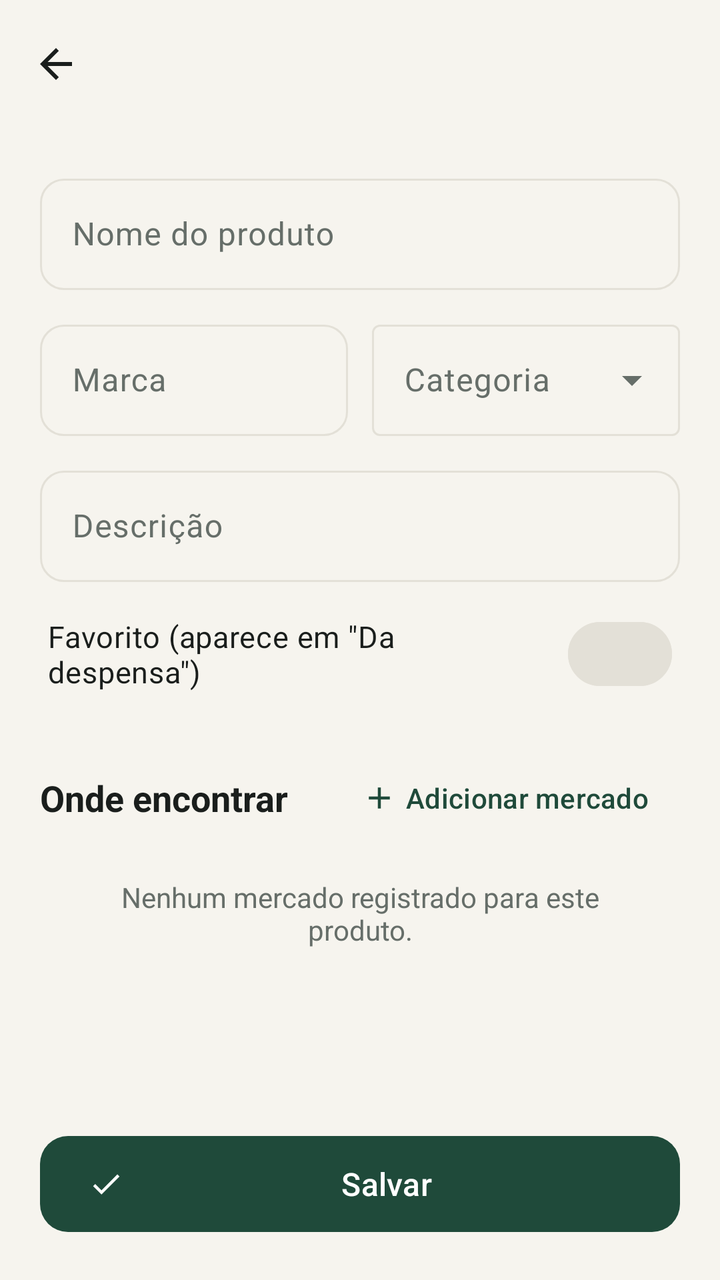
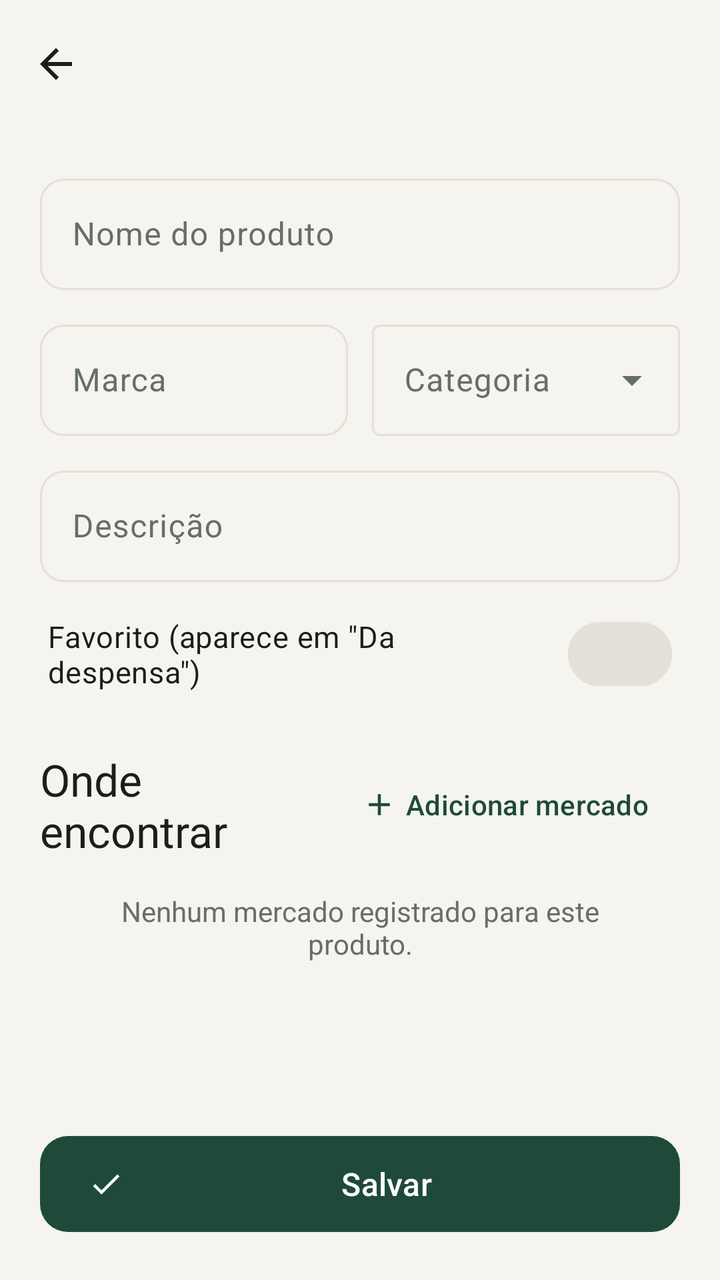

Two renders of the same Android screen: before a commit and after it. Below are the layout's source before the change and the commit's diff.
<!-- AndroidManifest.xml: application theme Theme.Spesa -->
<!-- res/layout/activity_produto_form.xml -->
<?xml version="1.0" encoding="utf-8"?>
<LinearLayout xmlns:android="http://schemas.android.com/apk/res/android"
    xmlns:app="http://schemas.android.com/apk/res-auto"
    android:layout_width="match_parent"
    android:layout_height="match_parent"
    android:background="@color/fundo"
    android:orientation="vertical">

    <com.google.android.material.appbar.MaterialToolbar
        android:id="@+id/toolbar"
        style="@style/Spesa.Toolbar"
        android:layout_width="match_parent"
        android:layout_height="?attr/actionBarSize"
        app:navigationIcon="@drawable/ic_back" />

    <ScrollView
        android:layout_width="match_parent"
        android:layout_height="0dp"
        android:layout_weight="1">

        <LinearLayout
            android:layout_width="match_parent"
            android:layout_height="wrap_content"
            android:orientation="vertical"
            android:padding="20dp">

            <com.google.android.material.textfield.TextInputLayout
                style="@style/Spesa.Campo"
                android:layout_width="match_parent"
                android:layout_height="wrap_content"
                android:hint="@string/nome_do_produto">

                <com.google.android.material.textfield.TextInputEditText
                    android:id="@+id/campoNome"
                    android:layout_width="match_parent"
                    android:layout_height="wrap_content"
                    android:inputType="textCapSentences"
                    android:maxLines="1" />
            </com.google.android.material.textfield.TextInputLayout>

            <LinearLayout
                android:layout_width="match_parent"
                android:layout_height="wrap_content"
                android:layout_marginTop="12dp"
                android:orientation="horizontal">

                <com.google.android.material.textfield.TextInputLayout
                    style="@style/Spesa.Campo"
                    android:layout_width="0dp"
                    android:layout_height="wrap_content"
                    android:layout_weight="1"
                    android:hint="@string/marca">

                    <com.google.android.material.textfield.TextInputEditText
                        android:id="@+id/campoMarca"
                        android:layout_width="match_parent"
                        android:layout_height="wrap_content"
                        android:inputType="textCapWords"
                        android:maxLines="1" />
                </com.google.android.material.textfield.TextInputLayout>

                <com.google.android.material.textfield.TextInputLayout
                    style="@style/Widget.Material3.TextInputLayout.OutlinedBox.ExposedDropdownMenu"
                    android:layout_width="0dp"
                    android:layout_height="wrap_content"
                    android:layout_marginStart="12dp"
                    android:layout_weight="1"
                    android:hint="@string/categoria">

                    <com.google.android.material.textfield.MaterialAutoCompleteTextView
                        android:id="@+id/campoCategoria"
                        android:layout_width="match_parent"
                        android:layout_height="wrap_content"
                        android:inputType="none" />
                </com.google.android.material.textfield.TextInputLayout>
            </LinearLayout>

            <com.google.android.material.textfield.TextInputLayout
                style="@style/Spesa.Campo"
                android:layout_width="match_parent"
                android:layout_height="wrap_content"
                android:layout_marginTop="12dp"
                android:hint="@string/descricao">

                <com.google.android.material.textfield.TextInputEditText
                    android:id="@+id/campoDescricao"
                    android:layout_width="match_parent"
                    android:layout_height="wrap_content"
                    android:inputType="textCapSentences|textMultiLine"
                    android:maxLines="3" />
            </com.google.android.material.textfield.TextInputLayout>

            <com.google.android.material.materialswitch.MaterialSwitch
                android:id="@+id/trocaFavorito"
                android:layout_width="match_parent"
                android:layout_height="wrap_content"
                android:layout_marginTop="12dp"
                android:paddingStart="4dp"
                android:paddingEnd="4dp"
                android:text="@string/favorito"
                android:textColor="@color/texto"
                android:textSize="15sp" />

            
            <LinearLayout
                android:layout_width="match_parent"
                android:layout_height="wrap_content"
                android:layout_marginTop="24dp"
                android:gravity="center_vertical"
                android:orientation="horizontal">

                <TextView
                    android:layout_width="0dp"
                    android:layout_height="wrap_content"
                    android:layout_weight="1"
                    android:text="@string/onde_encontrar"
                    android:textColor="@color/texto"
                    android:textSize="18sp"
                    android:textStyle="bold" />

                <com.google.android.material.button.MaterialButton
                    android:id="@+id/botaoAdicionarPreco"
                    style="@style/Widget.Material3.Button.TextButton.Icon"
                    android:layout_width="wrap_content"
                    android:layout_height="wrap_content"
                    android:text="@string/adicionar_mercado"
                    app:icon="@drawable/ic_add" />
            </LinearLayout>

            <androidx.recyclerview.widget.RecyclerView
                android:id="@+id/listaPrecos"
                android:layout_width="match_parent"
                android:layout_height="wrap_content"
                android:nestedScrollingEnabled="false" />

            <TextView
                android:id="@+id/textoSemPrecos"
                android:layout_width="match_parent"
                android:layout_height="wrap_content"
                android:padding="16dp"
                android:gravity="center"
                android:text="@string/sem_precos"
                android:textColor="@color/texto_suave"
                android:textSize="14sp" />
        </LinearLayout>
    </ScrollView>

    <com.google.android.material.button.MaterialButton
        android:id="@+id/botaoSalvar"
        android:layout_width="match_parent"
        android:layout_height="56dp"
        android:layout_margin="20dp"
        android:text="@string/salvar"
        android:textSize="16sp"
        app:cornerRadius="14dp"
        app:icon="@drawable/ic_check" />
</LinearLayout>
<!-- resources referenced by this layout -->
<resources>
  <color name="fundo">#F6F4EE</color>
  <color name="texto">#1A1E1C</color>
  <color name="texto_suave">#666E69</color>
  <!-- drawable ic_add (drawable) -->
  <vector xmlns:android="http://schemas.android.com/apk/res/android"
      android:width="24dp" android:height="24dp"
      android:viewportWidth="24" android:viewportHeight="24"
      android:tint="?attr/colorControlNormal">
      <path android:fillColor="@android:color/white" android:pathData="M19,13h-6v6h-2v-6H5v-2h6V5h2v6h6v2z"/>
  </vector>
  <!-- drawable ic_back (drawable) -->
  <vector xmlns:android="http://schemas.android.com/apk/res/android"
      android:width="24dp" android:height="24dp"
      android:viewportWidth="24" android:viewportHeight="24"
      android:tint="?attr/colorControlNormal">
      <path android:fillColor="@android:color/white" android:pathData="M20,11H7.83l5.59,-5.59L12,4l-8,8 8,8 1.41,-1.41L7.83,13H20v-2z"/>
  </vector>
  <!-- drawable ic_check (drawable) -->
  <vector xmlns:android="http://schemas.android.com/apk/res/android"
      android:width="24dp" android:height="24dp"
      android:viewportWidth="24" android:viewportHeight="24"
      android:tint="?attr/colorControlNormal">
      <path android:fillColor="@android:color/white" android:pathData="M9,16.17L4.83,12l-1.42,1.41L9,19 21,7l-1.41,-1.41z"/>
  </vector>
  <string name="adicionar_mercado">Adicionar mercado</string>
  <string name="categoria">Categoria</string>
  <string name="descricao">Descrição</string>
  <string name="favorito">Favorito (aparece em \"Da despensa\")</string>
  <string name="marca">Marca</string>
  <string name="nome_do_produto">Nome do produto</string>
  <string name="onde_encontrar">Onde encontrar</string>
  <string name="salvar">Salvar</string>
  <string name="sem_precos">Nenhum mercado registrado para este produto.</string>
  <style name="Spesa.Campo" parent="Widget.Material3.TextInputLayout.OutlinedBox">
          <item name="boxCornerRadiusTopStart">12dp</item>
          <item name="boxCornerRadiusTopEnd">12dp</item>
          <item name="boxCornerRadiusBottomStart">12dp</item>
          <item name="boxCornerRadiusBottomEnd">12dp</item>
      </style>
  <style name="Spesa.Toolbar" parent="Widget.Material3.Toolbar">
          <item name="android:background">@color/fundo</item>
          <item name="titleTextColor">@color/texto</item>
          <item name="navigationIconTint">@color/texto</item>
      </style>
  <color name="primaria">#1F4A3A</color>
  <color name="sobre_primaria">#FFFFFF</color>
  <color name="primaria_clara">#DCE7E0</color>
  <color name="primaria_escura">#122E24</color>
  <color name="superficie">#FFFFFF</color>
  <color name="borda">#E3E0D7</color>
  <!-- unchanged entries left out for length: 1 -->
</resources>

<!-- the commit's change to res/layout/activity_produto_form.xml (unified diff, before → after) -->
@@ -115,8 +115,8 @@
                     android:layout_weight="1"
                     android:text="@string/onde_encontrar"
                     android:textColor="@color/texto"
-                    android:textSize="18sp"
-                    android:textStyle="bold" />
+                    android:textSize="22sp"
+                    android:fontFamily="@font/playfair_display" />
 
                 <com.google.android.material.button.MaterialButton
                     android:id="@+id/botaoAdicionarPreco"
<!-- resource entries referenced after the edit -->
@@ -41,8 +41,15 @@
       </style>
   <style name="Spesa.Toolbar" parent="Widget.Material3.Toolbar">
           <item name="android:background">@color/fundo</item>
+          <item name="titleTextAppearance">@style/Spesa.Titulo</item>
           <item name="titleTextColor">@color/texto</item>
           <item name="navigationIconTint">@color/texto</item>
+      </style>
+  <style name="Spesa.Titulo" parent="TextAppearance.Material3.HeadlineSmall">
+          <item name="fontFamily">@font/playfair_display</item>
+          <item name="android:fontFamily">@font/playfair_display</item>
+          <item name="android:textColor">@color/texto</item>
+          <item name="android:textSize">24sp</item>
       </style>
   <color name="primaria">#1F4A3A</color>
   <color name="sobre_primaria">#FFFFFF</color>
